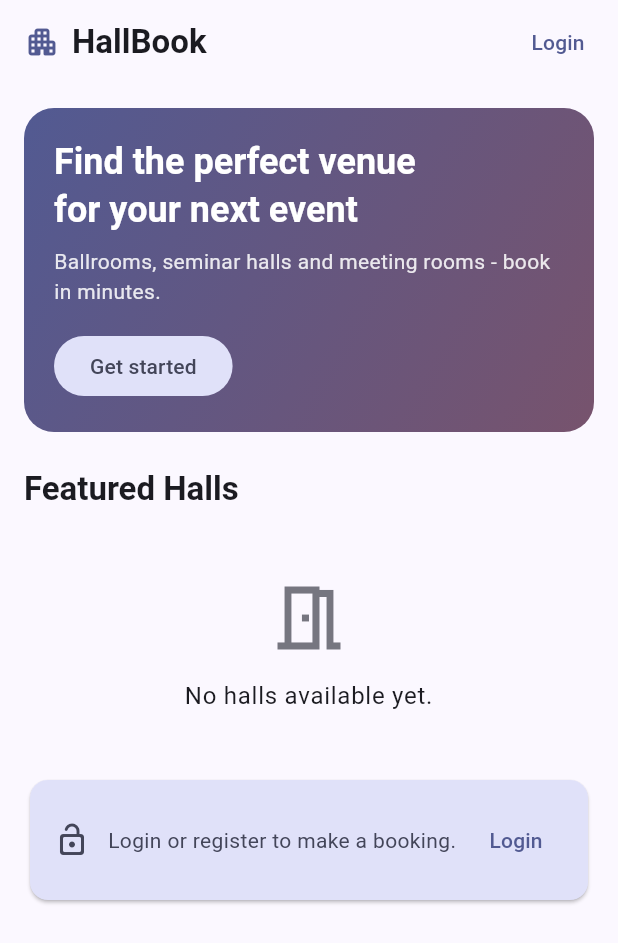
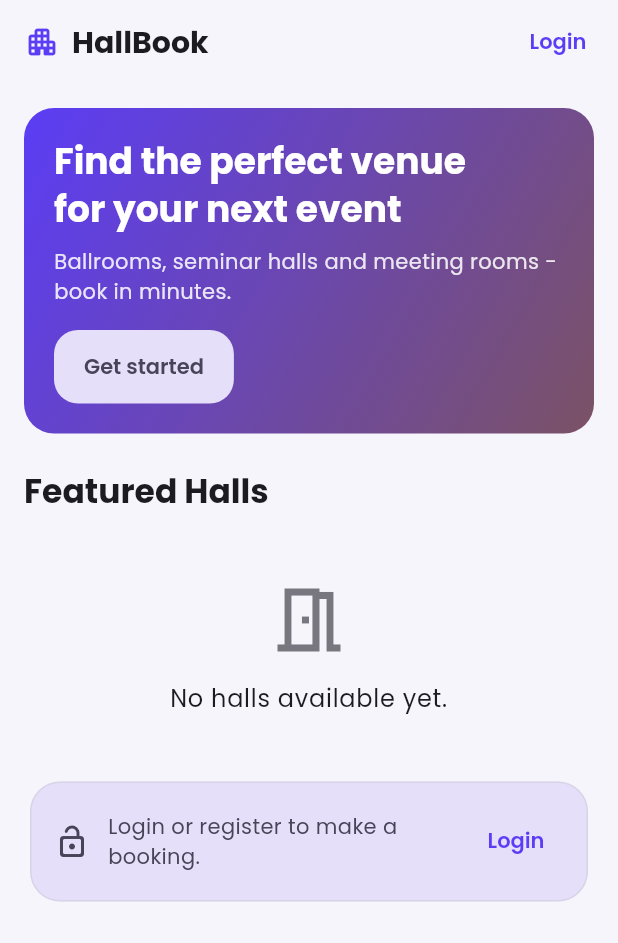
Before and after one commit to Akifp30/event_hall_booking, a Flutter app: the screen it shows after launch, on a phone screen of 412 x 824 dp. Shown: the top 943 px of the screen. Run offline on Flutter 3.47's test engine with Material 3 defaults, Android fonts, the phone set to English and light mode, and no system bars; our stand-ins replace cached_network_image, cloud_firestore, firebase_auth, firebase_core, go_router, google_fonts and 1 more; accounts and stored records are empty.

Commit message:
New UI theme with Poppins font

```diff
--- a/lib/theme.dart
+++ b/lib/theme.dart
@@ -1,31 +1,110 @@
 import 'package:flutter/material.dart';
+import 'package:google_fonts/google_fonts.dart';
 
 /// App-wide Material 3 theme.
-/// Seed colour can be replaced with tokens exported from Material Theme Builder.
+/// Vibrant indigo-violet brand colour, soft lavender background,
+/// white rounded cards and the Poppins font (google_fonts).
 class AppTheme {
-  static const Color seed = Color(0xFF3949AB);
+  static const Color brand = Color(0xFF5B3DF5);
+  static const Color background = Color(0xFFF6F5FB);
 
   static ThemeData get light {
-    final scheme = ColorScheme.fromSeed(seedColor: seed);
-    return ThemeData(
+    final scheme = ColorScheme.fromSeed(
+      seedColor: brand,
+      primary: brand,
+      surface: Colors.white,
+    );
+    final base = ThemeData(
       useMaterial3: true,
       colorScheme: scheme,
-      scaffoldBackgroundColor: scheme.surface,
+      fontFamily: GoogleFonts.poppins().fontFamily,
+    );
+    final radius = BorderRadius.circular(16);
+    final softBorder = BorderSide(color: scheme.outlineVariant.withAlpha(120));
+
+    return base.copyWith(
+      scaffoldBackgroundColor: background,
+
       appBarTheme: AppBarTheme(
-        backgroundColor: scheme.surface,
+        backgroundColor: background,
         foregroundColor: scheme.onSurface,
         elevation: 0,
-        scrolledUnderElevation: 2,
+        scrolledUnderElevation: 0,
+        centerTitle: false,
+        titleTextStyle: GoogleFonts.poppins(
+          fontSize: 20,
+          fontWeight: FontWeight.w600,
+          color: scheme.onSurface,
+        ),
       ),
+
+      cardTheme: CardThemeData(
+        color: Colors.white,
+        elevation: 0,
+        surfaceTintColor: Colors.transparent,
+        shape: RoundedRectangleBorder(borderRadius: BorderRadius.circular(20), side: softBorder),
+      ),
+
       inputDecorationTheme: InputDecorationTheme(
         filled: true,
-        fillColor: scheme.surfaceContainerHighest.withAlpha(90),
-        border: OutlineInputBorder(
-          borderRadius: BorderRadius.circular(12),
-          borderSide: BorderSide.none,
+        fillColor: Colors.white,
+        contentPadding: const EdgeInsets.symmetric(horizontal: 16, vertical: 16),
+        border: OutlineInputBorder(borderRadius: radius, borderSide: softBorder),
+        enabledBorder: OutlineInputBorder(borderRadius: radius, borderSide: softBorder),
+        focusedBorder: OutlineInputBorder(
+          borderRadius: radius,
+          borderSide: BorderSide(color: scheme.primary, width: 1.6),
         ),
-        contentPadding: const EdgeInsets.symmetric(horizontal: 16, vertical: 14),
+        errorBorder: OutlineInputBorder(
+          borderRadius: radius,
+          borderSide: BorderSide(color: scheme.error),
+        ),
       ),
+
+      filledButtonTheme: FilledButtonThemeData(
+        style: FilledButton.styleFrom(
+          shape: RoundedRectangleBorder(borderRadius: radius),
+          padding: const EdgeInsets.symmetric(horizontal: 20, vertical: 14),
+          textStyle: GoogleFonts.poppins(fontWeight: FontWeight.w600),
+        ),
+      ),
+      outlinedButtonTheme: OutlinedButtonThemeData(
+        style: OutlinedButton.styleFrom(
+          shape: RoundedRectangleBorder(borderRadius: radius),
+          padding: const EdgeInsets.symmetric(horizontal: 18, vertical: 14),
+          textStyle: GoogleFonts.poppins(fontWeight: FontWeight.w600),
+        ),
+      ),
+      textButtonTheme: TextButtonThemeData(
+        style: TextButton.styleFrom(textStyle: GoogleFonts.poppins(fontWeight: FontWeight.w600)),
+      ),
+
+      chipTheme: ChipThemeData(
+        backgroundColor: Colors.white,
+        selectedColor: scheme.primaryContainer,
+        side: softBorder,
+        shape: const StadiumBorder(),
+        labelStyle: GoogleFonts.poppins(fontSize: 13, color: scheme.onSurface),
+      ),
+
+      floatingActionButtonTheme: FloatingActionButtonThemeData(
+        backgroundColor: scheme.primary,
+        foregroundColor: scheme.onPrimary,
+        shape: RoundedRectangleBorder(borderRadius: radius),
+      ),
+
+      dialogTheme: DialogThemeData(
+        backgroundColor: Colors.white,
+        surfaceTintColor: Colors.transparent,
+        shape: RoundedRectangleBorder(borderRadius: BorderRadius.circular(24)),
+      ),
+
+      snackBarTheme: SnackBarThemeData(
+        behavior: SnackBarBehavior.floating,
+        shape: RoundedRectangleBorder(borderRadius: BorderRadius.circular(12)),
+      ),
+
+      dividerTheme: DividerThemeData(color: scheme.outlineVariant.withAlpha(120)),
     );
   }
 }
--- a/pubspec.yaml
+++ b/pubspec.yaml
@@ -42,6 +42,7 @@ dependencies:
   table_calendar: ^3.3.0
   intl: ^0.20.3
   cached_network_image: ^4.0.7
+  google_fonts: ^9.0.0
 
 dev_dependencies:
   flutter_test:
```
Also changed, not shown: pubspec.lock.
